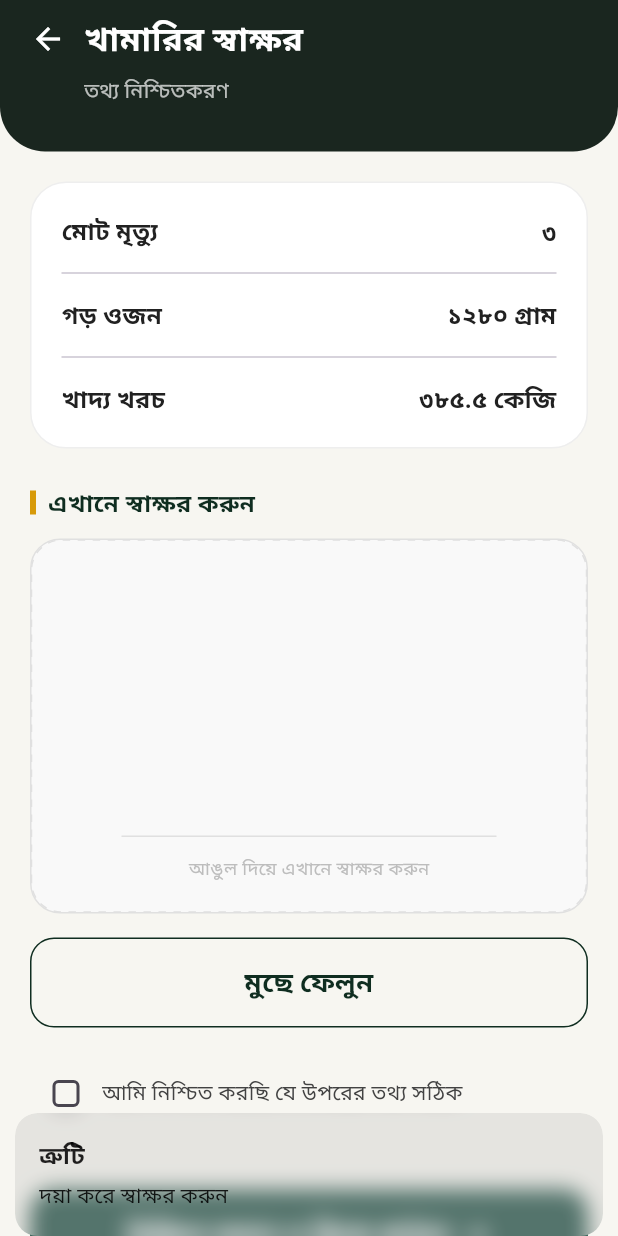
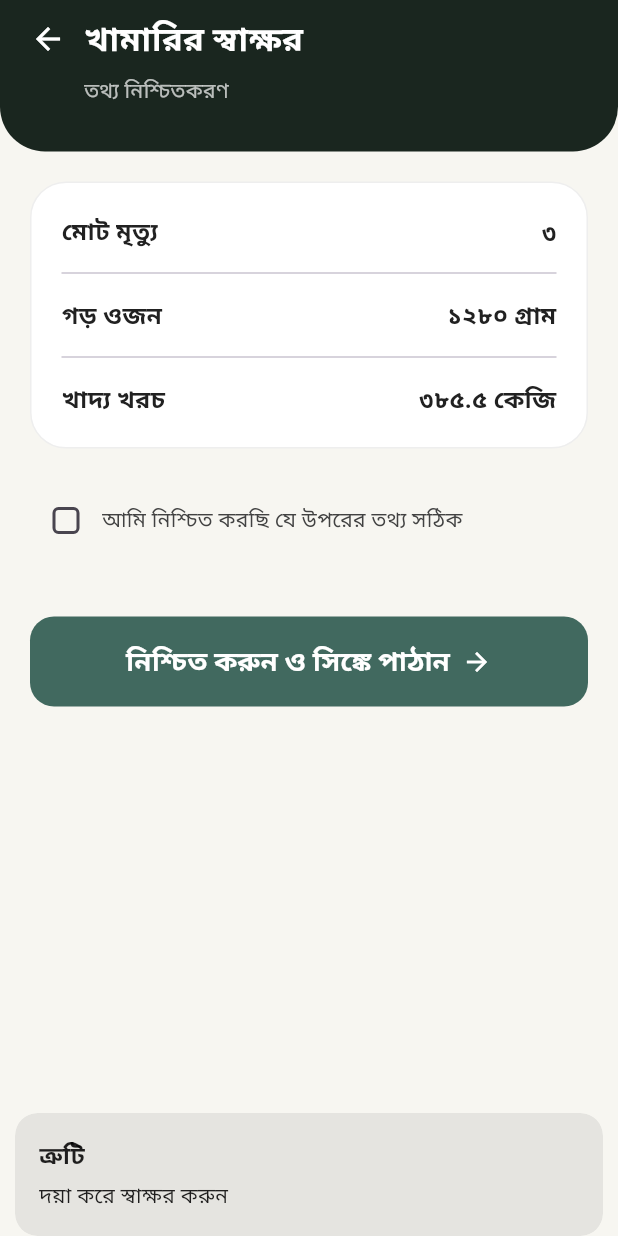
Before and after one commit to ParthaChow/troyee_contact_firm, a Flutter app: the SignatureView screen opened by its route, after a tap on "নিশ্চিত করুন ও সিঙ্কে পাঠান", on a phone screen of 412 x 824 dp. Run offline on Flutter 3.47's test engine with Material 3 defaults, Android fonts, the light colour scheme and no system bars; drawn by our look-alikes of signature; our stand-ins replace camera, geolocator, get, get_storage, google_fonts, google_maps_flutter and 1 more; accounts and stored records are empty.

Commit message:
Removed the signature Field

```diff
--- a/lib/modules/farm_visit/view/signature_view.dart
+++ b/lib/modules/farm_visit/view/signature_view.dart
@@ -29,10 +29,10 @@ class SignatureView extends GetView<FarmSignatureController> {
                   children: [
                     _SummaryCard(),
                     const SizedBox(height: 24),
-                    _SignatureSection(),
-                    const SizedBox(height: 16),
-                    _ClearButton(),
-                    const SizedBox(height: 20),
+                    // _SignatureSection(),
+                    // const SizedBox(height: 16),
+                    // _ClearButton(),
+                    // const SizedBox(height: 20),
                     _ConfirmationCheckbox(),
                     const SizedBox(height: 40),
                     _SubmitButton(),
@@ -172,160 +172,160 @@ class _SummaryRow extends StatelessWidget {
     );
   }
 }
+//
+// class _SignatureSection extends GetView<FarmSignatureController> {
+//   @override
+//   Widget build(BuildContext context) {
+//     return Column(
+//       crossAxisAlignment: CrossAxisAlignment.start,
+//       children: [
+//         Row(
+//           children: [
+//             Container(
+//               width: 4,
+//               height: 16,
+//               color: const Color(0xffD79A09),
+//             ),
+//             const SizedBox(width: 8),
+//             const Text(
+//               "এখানে স্বাক্ষর করুন",
+//               style: TextStyle(
+//                 fontSize: 16,
+//                 fontWeight: FontWeight.bold,
+//                 color: Color(0xff0F2D20),
+//               ),
+//             ),
+//           ],
+//         ),
+//         const SizedBox(height: 12),
+//         Container(
+//           height: 250,
+//           width: double.infinity,
+//           decoration: BoxDecoration(
+//             color: const Color(0xffF9F9F9),
+//             borderRadius: BorderRadius.circular(20),
+//             border: Border.all(
+//               color: Colors.grey.shade300,
+//               style: BorderStyle.solid,
+//             ),
+//           ),
+//           child: Stack(
+//             children: [
+//               ClipRRect(
+//                 borderRadius: BorderRadius.circular(20),
+//                 child: Signature(
+//                   controller: controller.signatureController,
+//                   backgroundColor: Colors.transparent,
+//                   width: double.infinity,
+//                   height: 250,
+//                 ),
+//               ),
+//               IgnorePointer(
+//                 child: _DashedBorder(),
+//               ),
+//               IgnorePointer(
+//                 child: Center(
+//                   child: Column(
+//                     mainAxisAlignment: MainAxisAlignment.end,
+//                     children: [
+//                       Container(
+//                         width: 250,
+//                         height: 1,
+//                         color: Colors.grey.shade300,
+//                       ),
+//                       const SizedBox(height: 12),
+//                       Text(
+//                         "আঙুল দিয়ে এখানে স্বাক্ষর করুন",
+//                         style: TextStyle(
+//                           color: Colors.grey.shade400,
+//                           fontSize: 12,
+//                         ),
+//                       ),
+//                       const SizedBox(height: 20),
+//                     ],
+//                   ),
+//                 ),
+//               ),
+//             ],
+//           ),
+//         ),
+//       ],
+//     );
+//   }
+// }
 
-class _SignatureSection extends GetView<FarmSignatureController> {
-  @override
-  Widget build(BuildContext context) {
-    return Column(
-      crossAxisAlignment: CrossAxisAlignment.start,
-      children: [
-        Row(
-          children: [
-            Container(
-              width: 4,
-              height: 16,
-              color: const Color(0xffD79A09),
-            ),
-            const SizedBox(width: 8),
-            const Text(
-              "এখানে স্বাক্ষর করুন",
-              style: TextStyle(
-                fontSize: 16,
-                fontWeight: FontWeight.bold,
-                color: Color(0xff0F2D20),
-              ),
-            ),
-          ],
-        ),
-        const SizedBox(height: 12),
-        Container(
-          height: 250,
-          width: double.infinity,
-          decoration: BoxDecoration(
-            color: const Color(0xffF9F9F9),
-            borderRadius: BorderRadius.circular(20),
-            border: Border.all(
-              color: Colors.grey.shade300,
-              style: BorderStyle.solid,
-            ),
-          ),
-          child: Stack(
-            children: [
-              ClipRRect(
-                borderRadius: BorderRadius.circular(20),
-                child: Signature(
-                  controller: controller.signatureController,
-                  backgroundColor: Colors.transparent,
-                  width: double.infinity,
-                  height: 250,
-                ),
-              ),
-              IgnorePointer(
-                child: _DashedBorder(),
-              ),
-              IgnorePointer(
-                child: Center(
-                  child: Column(
-                    mainAxisAlignment: MainAxisAlignment.end,
-                    children: [
-                      Container(
-                        width: 250,
-                        height: 1,
-                        color: Colors.grey.shade300,
-                      ),
-                      const SizedBox(height: 12),
-                      Text(
-                        "আঙুল দিয়ে এখানে স্বাক্ষর করুন",
-                        style: TextStyle(
-                          color: Colors.grey.shade400,
-                          fontSize: 12,
-                        ),
-                      ),
-                      const SizedBox(height: 20),
-                    ],
-                  ),
-                ),
-              ),
-            ],
-          ),
-        ),
-      ],
-    );
-  }
-}
+// class _DashedBorder extends StatelessWidget {
+//   @override
+//   Widget build(BuildContext context) {
+//     return Container(
+//       decoration: BoxDecoration(
+//         borderRadius: BorderRadius.circular(20),
+//       ),
+//       child: CustomPaint(
+//         painter: DashedPainter(),
+//         child: Container(),
+//       ),
+//     );
+//   }
+// }
 
-class _DashedBorder extends StatelessWidget {
-  @override
-  Widget build(BuildContext context) {
-    return Container(
-      decoration: BoxDecoration(
-        borderRadius: BorderRadius.circular(20),
-      ),
-      child: CustomPaint(
-        painter: DashedPainter(),
-        child: Container(),
-      ),
-    );
-  }
-}
+// class DashedPainter extends CustomPainter {
+//   @override
+//   void paint(Canvas canvas, Size size) {
+//     final Paint paint = Paint()
+//       ..color = Colors.grey.shade300
+//       ..strokeWidth = 1
+//       ..style = PaintingStyle.stroke;
+//
+//     final double dashWidth = 5;
+//     final double dashSpace = 5;
+//     final Radius radius = const Radius.circular(20);
+//
+//     final RRect rrect = RRect.fromLTRBR(0, 0, size.width, size.height, radius);
+//     final Path path = Path()..addRRect(rrect);
+//
+//     for (final PathMetric metric in path.computeMetrics()) {
+//       double distance = 0;
+//       while (distance < metric.length) {
+//         canvas.drawPath(
+//           metric.extractPath(distance, distance + dashWidth),
+//           paint,
+//         );
+//         distance += dashWidth + dashSpace;
+//       }
+//     }
+//   }
 
-class DashedPainter extends CustomPainter {
-  @override
-  void paint(Canvas canvas, Size size) {
-    final Paint paint = Paint()
-      ..color = Colors.grey.shade300
-      ..strokeWidth = 1
-      ..style = PaintingStyle.stroke;
-
-    final double dashWidth = 5;
-    final double dashSpace = 5;
-    final Radius radius = const Radius.circular(20);
-
-    final RRect rrect = RRect.fromLTRBR(0, 0, size.width, size.height, radius);
-    final Path path = Path()..addRRect(rrect);
-
-    for (final PathMetric metric in path.computeMetrics()) {
-      double distance = 0;
-      while (distance < metric.length) {
-        canvas.drawPath(
-          metric.extractPath(distance, distance + dashWidth),
-          paint,
-        );
-        distance += dashWidth + dashSpace;
-      }
-    }
-  }
-
-  @override
-  bool shouldRepaint(CustomPainter oldDelegate) => false;
-}
-
-class _ClearButton extends GetView<FarmSignatureController> {
-  @override
-  Widget build(BuildContext context) {
-    return SizedBox(
-      width: double.infinity,
-      height: 60,
-      child: OutlinedButton(
-        onPressed: () => controller.clearSignature(),
-        style: OutlinedButton.styleFrom(
-          side: const BorderSide(color: Color(0xff0F2D20)),
-          shape: RoundedRectangleBorder(
-            borderRadius: BorderRadius.circular(16),
-          ),
-        ),
-        child: const Text(
-          "মুছে ফেলুন",
-          style: TextStyle(
-            color: Color(0xff0F2D20),
-            fontSize: 18,
-            fontWeight: FontWeight.bold,
-          ),
-        ),
-      ),
-    );
-  }
-}
+//   @override
+//   bool shouldRepaint(CustomPainter oldDelegate) => false;
+// }
+//
+// class _ClearButton extends GetView<FarmSignatureController> {
+//   @override
+//   Widget build(BuildContext context) {
+//     return SizedBox(
+//       width: double.infinity,
+//       height: 60,
+//       child: OutlinedButton(
+//         onPressed: () => controller.clearSignature(),
+//         style: OutlinedButton.styleFrom(
+//           side: const BorderSide(color: Color(0xff0F2D20)),
+//           shape: RoundedRectangleBorder(
+//             borderRadius: BorderRadius.circular(16),
+//           ),
+//         ),
+//         child: const Text(
+//           "মুছে ফেলুন",
+//           style: TextStyle(
+//             color: Color(0xff0F2D20),
+//             fontSize: 18,
+//             fontWeight: FontWeight.bold,
+//           ),
+//         ),
+//       ),
+//     );
+//   }
+// }
 
 class _ConfirmationCheckbox extends GetView<FarmSignatureController> {
   @override
```
